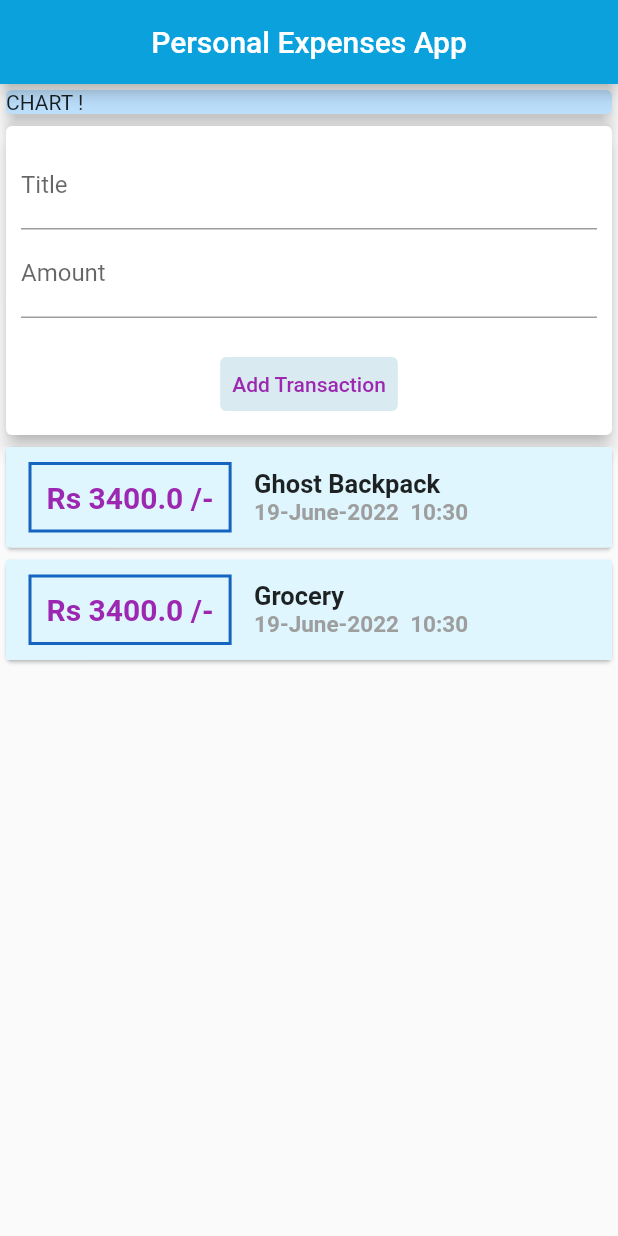
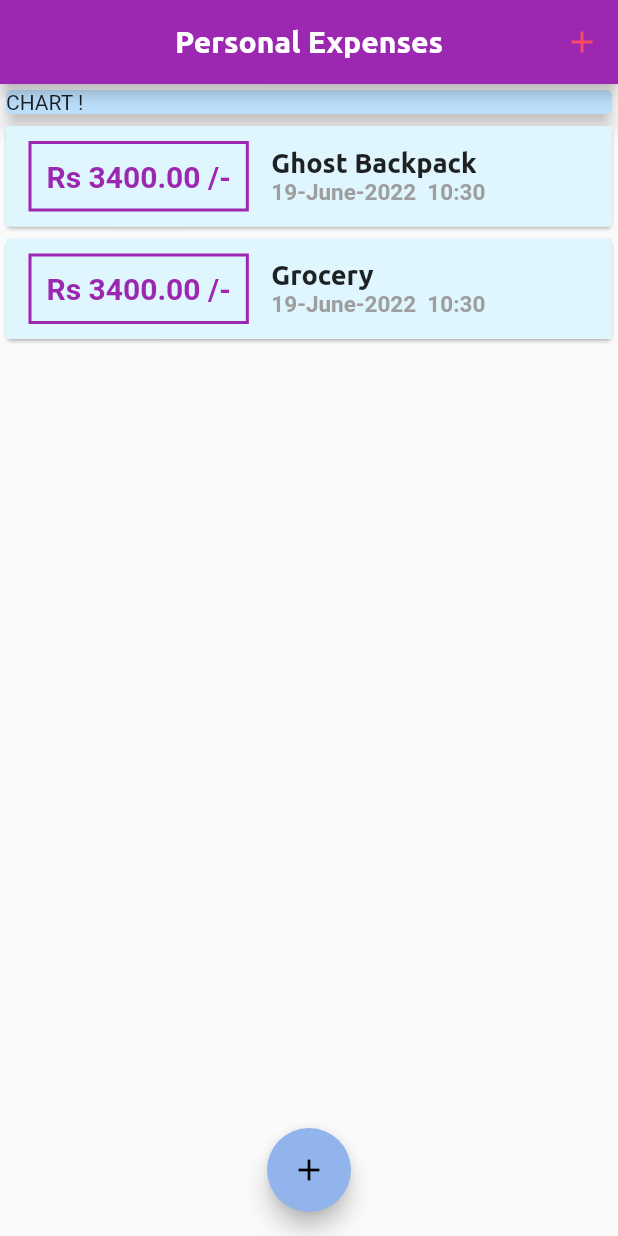
Before and after one commit to sh5800/Flutter-Personal-Expenses-App, a Flutter app: the screen it shows after launch, on a phone screen of 412 x 824 dp. Run offline on Flutter 3.47's test engine with Material 2 defaults, Android fonts, the phone set to English and light mode, and no system bars; project files that could hold a hidden picture were left out.

```diff
--- a/lib/main.dart
+++ b/lib/main.dart
@@ -1,7 +1,10 @@
+import 'dart:ui';
+
 import 'package:flutter/material.dart';
-import './widgets/user_transactions.dart';
+// import './widgets/user_transactions.dart';
 import './widgets/new_transactions.dart';
 import './widgets/transaction_list.dart';
+import './models/transaction.dart';
 // import './widgets/new_transactions.dart';
 // import './widgets/transaction_list.dart';
 // import 'package:intl/intl.dart';
@@ -14,7 +17,28 @@ class MyApp extends StatelessWidget {
   Widget build(BuildContext context) {
     return MaterialApp(
       debugShowCheckedModeBanner: false,
-      title: 'Personal Expenses App',
+      title: 'Personal Expenses',
+      theme: ThemeData(
+          primarySwatch: Colors.purple,
+          accentColor: Color(0xFF92B4EC),
+          fontFamily: 'OpenSans',
+          textTheme: ThemeData.light().textTheme.copyWith(
+            titleMedium: TextStyle(fontFamily: 'Ubuntu',
+            // fontWeight: FontWeight.bold,
+            fontSize: 18
+
+          )
+          ),
+          appBarTheme: AppBarTheme(
+            titleTextStyle: TextStyle(
+              fontFamily: 'Ubuntu',
+              fontSize: 20,
+              fontWeight: FontWeight.bold,
+              color: Colors.white
+            )
+          )
+          ),
+
       // theme: ThemeData(
       //   primaryColor: Color(0xFF79DAE8)
       // ),
@@ -23,22 +47,75 @@ class MyApp extends StatelessWidget {
   }
 }
 
-class MyHomePage extends StatelessWidget {
+class MyHomePage extends StatefulWidget {
+  @override
+  State<MyHomePage> createState() => _MyHomePageState();
+}
 
+class _MyHomePageState extends State<MyHomePage> {
+  // String? titleInput;
+  // final titleController = TextEditingController();
+  // final amountController = TextEditingController();
 
-  // String? titleInput;
-  // String? amountInput;
+  final List<Transaction> _userTransactions = [
+    Transaction(
+      id: 'Item 1',
+      title: 'Ghost Backpack',
+      amount: 3400,
+      date: DateTime.now(),
+    ),
+    Transaction(
+      id: 'Item 2',
+      title: 'Grocery',
+      amount: 3400,
+      date: DateTime.now(),
+    ),
+  ];
 
-  final titleController = TextEditingController();
-  final amountController = TextEditingController();
+  void _addNewTransaction(String txTitle, double txAmount) {
+    final newTx = Transaction(
+        title: txTitle,
+        amount: txAmount,
+        date: DateTime.now(),
+        id: DateTime.now().toString());
+
+    setState(() {
+      _userTransactions.add(newTx);
+    });
+  }
+
+  void _startAddNewTransaction(BuildContext ctx) {
+    showModalBottomSheet(
+        context: ctx,
+        builder: (_) {
+          return GestureDetector(
+            onTap: () {},
+            child: NewTransaction(_addNewTransaction),
+            behavior: HitTestBehavior.opaque,
+          );
+        });
+  }
 
   @override
   Widget build(BuildContext context) {
     return Scaffold(
       appBar: AppBar(
-        backgroundColor: Color(0xFF0AA1DD),
+        // backgroundColor: Color(0xFF92B4EC),
         centerTitle: true,
-        title: Text('Personal Expenses App'),
+        title: Text(
+          'Personal Expenses',
+        ),
+
+        actions: [
+          IconButton(
+            onPressed: () => _startAddNewTransaction(context),
+            icon: Icon(Icons.add),
+            color: Color(0xFFF94C66),
+            // highlightColor: Color(0xFF92B4EC),
+            // focusColor: Color(0xFF92B4EC),
+            hoverColor: Color(0xFF92B4EC),
+          )
+        ],
       ),
       body: SingleChildScrollView(
         child: Column(
@@ -58,8 +135,10 @@ class MyHomePage extends StatelessWidget {
               ),
             ),
             // NewTransaction(),
-            // TransactionList()
-            UserTransactions()
+            TransactionList(
+              transactions: _userTransactions,
+            )
+            // UserTransactions()
 
             // Container(
             //   // width: double.infinity,
@@ -72,9 +151,13 @@ class MyHomePage extends StatelessWidget {
             //     ),
             //   ),
             // ),
-
           ],
         ),
+      ),
+      floatingActionButtonLocation: FloatingActionButtonLocation.centerFloat,
+      floatingActionButton: FloatingActionButton(
+        onPressed: () => _startAddNewTransaction(context),
+        child: Icon(Icons.add),
       ),
     );
   }
--- a/lib/widgets/transaction_list.dart
+++ b/lib/widgets/transaction_list.dart
@@ -1,6 +1,6 @@
 import 'package:flutter/material.dart';
 import 'package:intl/intl.dart';
-import 'package:personal_expenses_app/widgets/user_transactions.dart';
+// import 'package:personal_expenses_app/widgets/user_transactions.dart';
 import '../models/transaction.dart';
 
 class TransactionList extends StatelessWidget {
@@ -23,17 +23,21 @@ class TransactionList extends StatelessWidget {
                   children: [
                     Container(
                       margin: EdgeInsets.symmetric(vertical: 10, horizontal: 15),
-                      decoration: BoxDecoration(
-                        border: Border.all(color: Colors.blue.shade800, width: 2),
+                      decoration: BoxDecoration
+                      (
+                        border: Border.all(
+                          color: Theme.of(context).primaryColor,
+                          width: 2
+                        ),
                         // color: Colors.purple
                       ),
                       padding: EdgeInsets.all(10),
                       child: Text(
-                        'Rs ${transactions![index].amount} /-',
+                        'Rs ${transactions![index].amount!.toStringAsFixed(2)} /-',
                         style: TextStyle(
                             fontWeight: FontWeight.bold,
                             fontSize: 20,
-                            color: Colors.purple),
+                            color: Theme.of(context).primaryColor),
                       ),
                     ),
                     Column(
@@ -42,11 +46,7 @@ class TransactionList extends StatelessWidget {
                       children: [
                         Text(
                           transactions![index].title.toString(),
-                          style: TextStyle(
-                            fontWeight: FontWeight.bold,
-                            fontSize: 17,
-                            // color:Colors.grey
-                          ),
+                          style: Theme.of(context).textTheme.titleMedium
                         ),
                         Text(
                             DateFormat('dd-MMMM-yyyy  kk:mm')
--- a/lib/widgets/user_transactions.dart
+++ /dev/null
@@ -1,52 +0,0 @@
-import 'package:flutter/material.dart';
-import '../models/transaction.dart';
-import './new_transactions.dart';
-import './transaction_list.dart';
-
-class UserTransactions extends StatefulWidget {
-  // const UserTransactions({Key? key}) : super(key: key);
-
-  @override
-  State<UserTransactions> createState() => _UserTransactionsState();
-}
-
-class _UserTransactionsState extends State<UserTransactions> {
-  final List<Transaction> _userTransactions = [
-    Transaction(
-      id: 'Item 1',
-      title: 'Ghost Backpack',
-      amount: 3400,
-      date: DateTime.now(),
-    ),
-    Transaction(
-      id: 'Item 2',
-      title: 'Grocery',
-      amount: 3400,
-      date: DateTime.now(),
-    ),
-  ];
-
-  void _addNewTransaction(String txTitle, double txAmount) {
-    final newTx = Transaction(
-        title: txTitle,
-        amount: txAmount,
-        date: DateTime.now(),
-        id: DateTime.now().toString());
-
-    setState(() {
-      _userTransactions.add(newTx);
-    });
-  }
-
-  @override
-  Widget build(BuildContext context) {
-    return Column(
-      children: [
-        NewTransaction(_addNewTransaction),
-        TransactionList(
-          transactions: _userTransactions,
-        )
-      ],
-    );
-  }
-}
```
Also changed, not shown: lib/widgets/new_transactions.dart (+38 -13 lines), pubspec.yaml (+23 -11 lines), assets/fonts/OpenSans-Bold.ttf (added), assets/fonts/OpenSans-Regular.ttf (added), assets/fonts/Quicksand-Bold.ttf (added), assets/fonts/Quicksand-Light.ttf (added), assets/fonts/Quicksand-Medium.ttf (added), assets/fonts/Quicksand-Regular.ttf (added), assets/fonts/Ubuntu-Bold.ttf (added), assets/fonts/Ubuntu-BoldItalic.ttf (added), assets/fonts/Ubuntu-Italic.ttf (added), assets/fonts/Ubuntu-Light.ttf (added), assets/fonts/Ubuntu-LightItalic.ttf (added), assets/fonts/Ubuntu-Medium.ttf (added), 2 more files.
